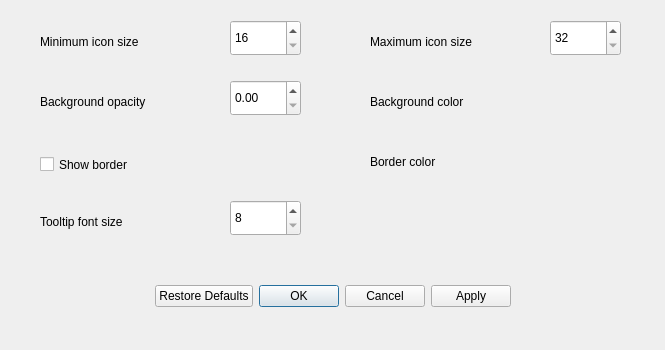
First picture: the form in src/view/appearance_settings_dialog.ui, repository dangvd/ksmoothdock, before the edit.
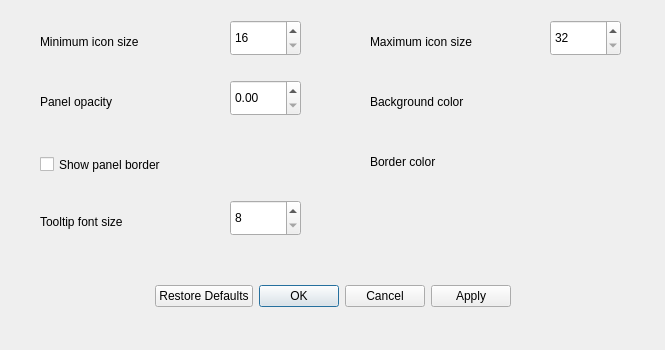
Second picture: the form after the edit.

Commit message: Sets default panel transparency to 100% and no border #3

The edit to the form file:
```diff
--- a/src/view/appearance_settings_dialog.ui
+++ b/src/view/appearance_settings_dialog.ui
@@ -106,7 +106,7 @@
     </rect>
    </property>
    <property name="text">
-    <string>Background opacity</string>
+    <string>Panel opacity</string>
    </property>
   </widget>
   <widget class="QDoubleSpinBox" name="backgroundAlpha">
@@ -143,12 +143,12 @@
     <rect>
      <x>40</x>
      <y>150</y>
-     <width>181</width>
+     <width>261</width>
      <height>29</height>
     </rect>
    </property>
    <property name="text">
-    <string>Show border</string>
+    <string>Show panel border</string>
    </property>
   </widget>
   <widget class="QLabel" name="borderColorLabel">
```
The commit also changes 1 other file.
